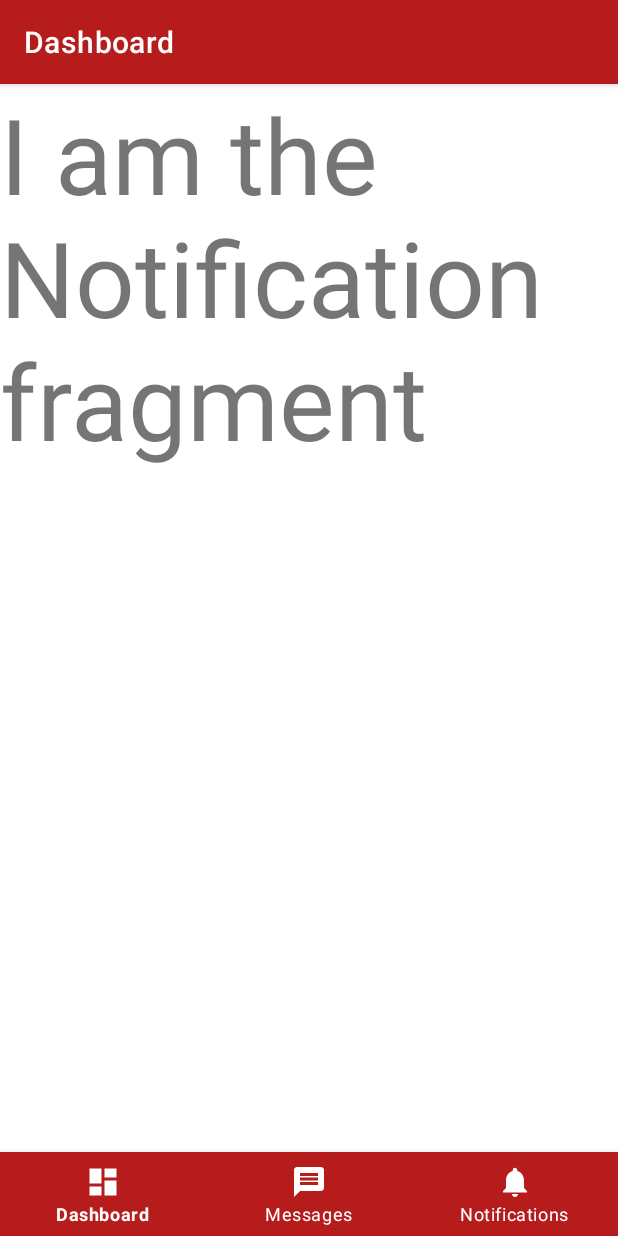
After one commit to Sasinda98/CPMS_Project, an Android app: the fragment NotificationsFragment placed in its activity, on a phone screen of 412 x 824 dp. The commit adds this screen. Run offline under Robolectric (Android 15) with nearby library versions, the phone set to English and light mode, and no system bars.

Commit message:
#1 Major improvements to Dashboard and related navigation functionality involving the bottom navigation bar and slight tweaks to the top bar.  -GSR

```diff
--- a/app/build.gradle
+++ b/app/build.gradle
@@ -9,6 +9,7 @@ android {
         versionCode 1
         versionName "1.0"
         testInstrumentationRunner "android.support.test.runner.AndroidJUnitRunner"
+        vectorDrawables.useSupportLibrary = true
     }
     buildTypes {
         release {
@@ -28,6 +29,7 @@ dependencies {
 
 
     implementation 'com.android.support.constraint:constraint-layout:1.1.2'
+    implementation 'com.android.support:support-vector-drawable:28.0.0-rc01'
     testImplementation 'junit:junit:4.12'
     androidTestImplementation 'com.android.support.test:runner:1.0.2'
     androidTestImplementation 'com.android.support.test.espresso:espresso-core:3.0.2'
--- a/app/src/main/AndroidManifest.xml
+++ b/app/src/main/AndroidManifest.xml
@@ -9,13 +9,16 @@
         android:roundIcon="@mipmap/ic_launcher_round"
         android:supportsRtl="true"
         android:theme="@style/AppTheme">
-        <activity android:name=".mainActivity">
+        <activity android:name=".MainActivity">
             <intent-filter>
                 <action android:name="android.intent.action.MAIN" />
 
                 <category android:name="android.intent.category.LAUNCHER" />
             </intent-filter>
         </activity>
+        <activity
+            android:name=".SecondaryActivity"
+            android:label="@string/title_activity_secondary"></activity>
     </application>
 
 </manifest>
--- a/app/src/main/java/com/construction/app/cpms/mainActivity.java
+++ b/app/src/main/java/com/construction/app/cpms/MainActivity.java
@@ -9,7 +9,7 @@ import android.os.Bundle;
 import com.construction.app.cpms.userManagement.loginFragment;
 import com.construction.app.cpms.userManagement.signupFragment;
 
-public class mainActivity extends AppCompatActivity implements Navigation {
+public class MainActivity extends AppCompatActivity implements Navigation {
 
     @Override
     protected void onCreate(Bundle savedInstanceState) {
--- /dev/null
+++ b/app/src/main/java/com/construction/app/cpms/SecondaryActivity.java
@@ -0,0 +1,68 @@
+package com.construction.app.cpms;
+
+import android.os.Bundle;
+import android.support.annotation.NonNull;
+import android.support.design.widget.BottomNavigationView;
+import android.support.v4.app.Fragment;
+import android.support.v7.app.AppCompatActivity;
+import android.view.MenuItem;
+import android.view.View;
+import android.widget.Button;
+import android.widget.TextView;
+
+import com.construction.app.cpms.R;
+import com.construction.app.cpms.miscellaneous.DashboardFragment;
+import com.construction.app.cpms.miscellaneous.MessagesFragment;
+import com.construction.app.cpms.miscellaneous.NotificationsFragment;
+
+public class SecondaryActivity extends AppCompatActivity{
+
+    @Override
+    protected void onCreate(Bundle savedInstanceState) {
+        super.onCreate(savedInstanceState);
+        setContentView(R.layout.activity_secondary);
+
+
+        BottomNavigationView navigation = (BottomNavigationView) findViewById(R.id.navigation);
+        navigation.setOnNavigationItemSelectedListener(mOnNavigationItemSelectedListener);
+
+    }
+
+    /*method template autogenerated from android studio..*/
+    private BottomNavigationView.OnNavigationItemSelectedListener mOnNavigationItemSelectedListener = new BottomNavigationView.OnNavigationItemSelectedListener() {
+
+        Fragment fragment;  //stores fragment to be navigated to
+
+        @Override   //everytime you tap the bottom nav bar, this method gets called, item contains info about what item got pressed.
+        public boolean onNavigationItemSelected(@NonNull MenuItem item) {
+            switch (item.getItemId()) {                 //Setting the fragment object to correct fragment according to user input using a switch..
+                case R.id.navigation_dashboard:         //code to execute when dashboard is clicked.
+                     fragment = new DashboardFragment();
+                    break;
+                case R.id.navigation_message:           //code to execute when messages is clicked.
+                    fragment = new MessagesFragment();
+                    break;
+                case R.id.navigation_notifications:     //code to execute when notifications is clicked.
+                    fragment = new NotificationsFragment();
+                    break;
+            }
+            Boolean result = goToFragment(fragment);
+            return result;
+        }
+    };
+
+    //Helper method for loading fragments...
+    private boolean goToFragment(Fragment fragment){
+        //if fragment is null do not switch else, switch,....
+        if(fragment!=null){
+            //replace the framelayout "secondaryContainer" with the given fragment parameter.
+            getSupportFragmentManager().beginTransaction().replace(R.id.secondaryContainer, fragment).commit();
+            return true;
+        }
+        else {
+            return false;
+        }
+    }
+
+
+}
--- /dev/null
+++ b/app/src/main/java/com/construction/app/cpms/miscellaneous/NotificationsFragment.java
@@ -0,0 +1,35 @@
+package com.construction.app.cpms.miscellaneous;
+
+
+import android.os.Bundle;
+import android.support.v4.app.Fragment;
+import android.view.LayoutInflater;
+import android.view.View;
+import android.view.ViewGroup;
+
+import com.construction.app.cpms.R;
+
+
+/**
+ * A simple {@link Fragment} subclass.
+ */
+public class NotificationsFragment extends Fragment {
+
+
+    public NotificationsFragment() {
+        // Required empty public constructor
+    }
+
+
+    @Override
+    public View onCreateView(LayoutInflater inflater, ViewGroup container,
+                             Bundle savedInstanceState) {
+        // Inflate the layout for this fragment
+        View view = inflater.inflate(R.layout.fragment_notifications, null, false);
+
+
+
+        return view;
+    }
+
+}
--- /dev/null
+++ b/app/src/main/res/drawable/ic_dashboard_black_24dp.xml
@@ -0,0 +1,9 @@
+<vector xmlns:android="http://schemas.android.com/apk/res/android"
+    android:width="24dp"
+    android:height="24dp"
+    android:viewportHeight="24.0"
+    android:viewportWidth="24.0">
+    <path
+        android:fillColor="#FF000000"
+        android:pathData="M3,13h8L11,3L3,3v10zM3,21h8v-6L3,15v6zM13,21h8L21,11h-8v10zM13,3v6h8L21,3h-8z" />
+</vector>
--- /dev/null
+++ b/app/src/main/res/drawable/ic_message_black_24dp.xml
@@ -0,0 +1,9 @@
+<vector xmlns:android="http://schemas.android.com/apk/res/android"
+        android:width="24dp"
+        android:height="24dp"
+        android:viewportWidth="24.0"
+        android:viewportHeight="24.0">
+    <path
+        android:fillColor="#FF000000"
+        android:pathData="M20,2L4,2c-1.1,0 -1.99,0.9 -1.99,2L2,22l4,-4h14c1.1,0 2,-0.9 2,-2L22,4c0,-1.1 -0.9,-2 -2,-2zM18,14L6,14v-2h12v2zM18,11L6,11L6,9h12v2zM18,8L6,8L6,6h12v2z"/>
+</vector>
--- /dev/null
+++ b/app/src/main/res/drawable/ic_notifications_black_24dp.xml
@@ -0,0 +1,9 @@
+<vector xmlns:android="http://schemas.android.com/apk/res/android"
+    android:width="24dp"
+    android:height="24dp"
+    android:viewportHeight="24.0"
+    android:viewportWidth="24.0">
+    <path
+        android:fillColor="#FF000000"
+        android:pathData="M12,22c1.1,0 2,-0.9 2,-2h-4c0,1.1 0.89,2 2,2zM18,16v-5c0,-3.07 -1.64,-5.64 -4.5,-6.32L13.5,4c0,-0.83 -0.67,-1.5 -1.5,-1.5s-1.5,0.67 -1.5,1.5v0.68C7.63,5.36 6,7.92 6,11v5l-2,2v1h16v-1l-2,-2z" />
+</vector>
--- a/app/src/main/res/layout/activity_main.xml
+++ b/app/src/main/res/layout/activity_main.xml
@@ -3,6 +3,6 @@
     xmlns:tools="http://schemas.android.com/tools"
     android:layout_width="match_parent"
     android:layout_height="match_parent"
-    tools:context=".mainActivity"
+    tools:context=".MainActivity"
     android:id="@+id/container">
 </FrameLayout>
--- /dev/null
+++ b/app/src/main/res/layout/activity_secondary.xml
@@ -0,0 +1,50 @@
+<?xml version="1.0" encoding="utf-8"?>
+<android.support.constraint.ConstraintLayout xmlns:android="http://schemas.android.com/apk/res/android"
+    xmlns:app="http://schemas.android.com/apk/res-auto"
+    xmlns:tools="http://schemas.android.com/tools"
+    android:id="@+id/container"
+    android:layout_width="match_parent"
+    android:layout_height="match_parent"
+    tools:context=".SecondaryActivity">
+
+
+    <android.support.design.widget.AppBarLayout
+        android:layout_width="match_parent"
+        android:layout_height="wrap_content">
+        <android.support.v7.widget.Toolbar
+            android:id="@+id/toolbar"
+            android:layout_width="match_parent"
+            android:layout_height="?attr/actionBarSize"
+            app:titleTextColor="@color/primaryTextColor"
+            app:title="@string/dashboard"
+            >
+        </android.support.v7.widget.Toolbar>
+    </android.support.design.widget.AppBarLayout>
+
+    <!---->
+    <FrameLayout
+        android:id="@+id/secondaryContainer"
+        android:layout_width="match_parent"
+        android:layout_height="match_parent"
+        >
+
+    </FrameLayout>
+
+
+    <android.support.design.widget.BottomNavigationView
+        android:id="@+id/navigation"
+        android:layout_width="0dp"
+        android:layout_height="wrap_content"
+        android:layout_marginEnd="0dp"
+        android:layout_marginStart="0dp"
+        android:background="@color/primaryColor"
+        app:itemIconTint="@color/primaryTextColor"
+        app:itemTextColor="@color/primaryTextColor"
+        app:layout_constraintBottom_toBottomOf="parent"
+        app:layout_constraintLeft_toLeftOf="parent"
+        app:layout_constraintRight_toRightOf="parent"
+        app:menu="@menu/navigation"
+        android:elevation="5dp"
+        />
+
+</android.support.constraint.ConstraintLayout>
--- /dev/null
+++ b/app/src/main/res/layout/fragment_notifications.xml
@@ -0,0 +1,20 @@
+<?xml version="1.0" encoding="utf-8"?>
+<RelativeLayout xmlns:android="http://schemas.android.com/apk/res/android"
+    xmlns:tools="http://schemas.android.com/tools"
+    android:layout_width="match_parent"
+    android:layout_height="match_parent"
+    tools:context=".miscellaneous.NotificationsFragment"
+
+    android:paddingTop="?attr/actionBarSize"
+
+    >
+
+    <!-- TODO: Update blank fragment layout -->
+    <TextView
+        android:layout_width="match_parent"
+        android:layout_height="match_parent"
+        android:text="I am the Notification fragment"
+        android:textSize="70sp"
+        />
+
+</RelativeLayout>
--- /dev/null
+++ b/app/src/main/res/menu/navigation.xml
@@ -0,0 +1,19 @@
+<?xml version="1.0" encoding="utf-8"?>
+<menu xmlns:android="http://schemas.android.com/apk/res/android">
+
+    <item
+        android:id="@+id/navigation_dashboard"
+        android:icon="@drawable/ic_dashboard_black_24dp"
+        android:title="@string/title_dashboard" />
+
+    <item
+        android:id="@+id/navigation_message"
+        android:icon="@drawable/ic_message_black_24dp"
+        android:title="Messages" />
+
+    <item
+        android:id="@+id/navigation_notifications"
+        android:icon="@drawable/ic_notifications_black_24dp"
+        android:title="@string/title_notifications" />
+
+</menu>
--- a/app/src/main/res/values/dimens.xml
+++ b/app/src/main/res/values/dimens.xml
@@ -31,6 +31,9 @@
     <dimen name="gl_padding">20dp</dimen>
     <dimen name="card_size">170dp</dimen>
     <dimen name="cornerRadius">4dp</dimen>
+    <!-- Default screen margins, per the Android Design guidelines. -->
+    <dimen name="activity_horizontal_margin">16dp</dimen>
+    <dimen name="activity_vertical_margin">16dp</dimen>
 
 
 </resources>
--- a/app/src/main/res/values/strings.xml
+++ b/app/src/main/res/values/strings.xml
@@ -24,4 +24,8 @@
     <string name="mobile_number">Mobile Number</string>
     <string name="dashboard">Dashboard</string>
     <string name="work_in_progress">Work In Progress</string>
+    <string name="title_activity_secondary">SecondaryActivity</string>
+    <string name="title_home">Home</string>
+    <string name="title_dashboard">Dashboard</string>
+    <string name="title_notifications">Notifications</string>
 </resources>
```
Also changed, not shown: app/src/main/java/com/construction/app/cpms/miscellaneous/DashboardFragment.java (added, +42 -0 lines), app/src/main/java/com/construction/app/cpms/miscellaneous/MessagesFragment.java (added, +33 -0 lines), app/src/main/java/com/construction/app/cpms/userManagement/loginFragment.java (+7 -8 lines), app/src/main/res/drawable/ic_home_black_24dp.xml (added, +9 -0 lines), app/src/main/res/layout/fragment_dashboard.xml (+8 -4 lines), app/src/main/res/layout/fragment_messages.xml (added, +19 -0 lines).
